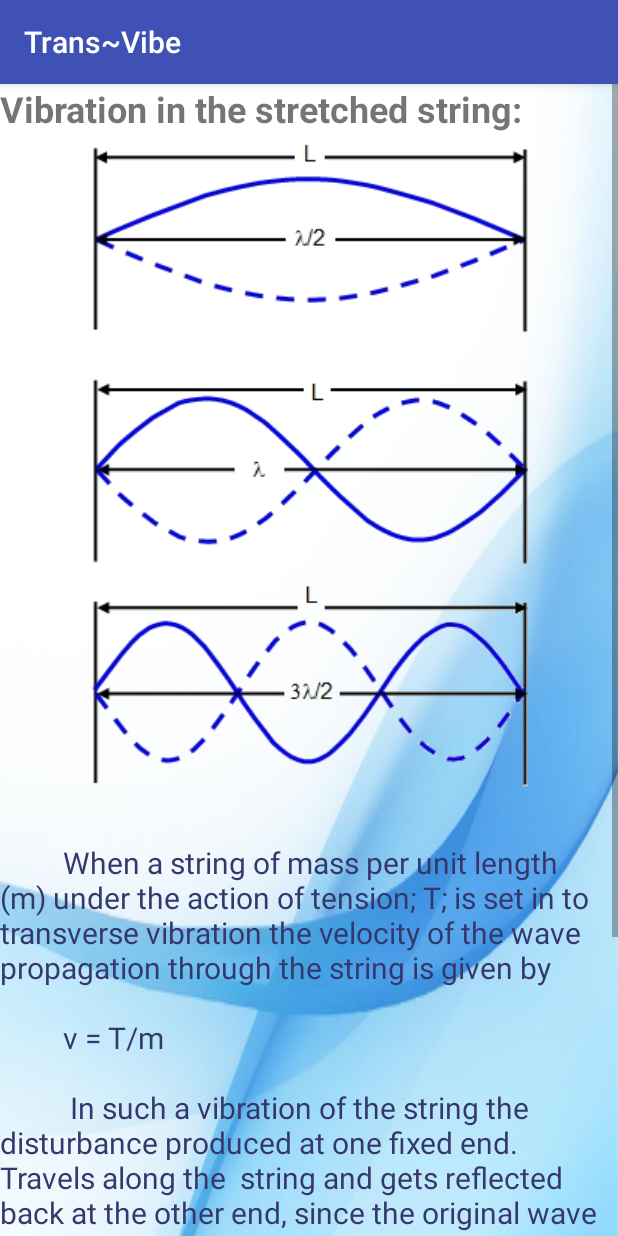
After one commit to sayon794/Trans-Vibe, an Android app: the Theory screen opened directly, with no data from a screen before it, on a phone screen of 412 x 824 dp. The commit adds this screen. Run offline under Robolectric (Android 15) with nearby library versions, the phone set to English and light mode, and no system bars; Roboto replaces fonts that are not available here.

Commit message:
Added theory, a bit change in the animation (added instructions there). Maliha's credits on on her hand. She will push it later.

```diff
--- a/app/src/main/AndroidManifest.xml
+++ b/app/src/main/AndroidManifest.xml
@@ -19,7 +19,9 @@
         <activity
             android:name=".input"
             android:label="@string/title_activity_input"
-            android:theme="@style/AppTheme.NoActionBar"></activity>
+            android:theme="@style/AppTheme.NoActionBar" />
+        <activity android:name=".credits" />
+        <activity android:name=".Theory"></activity>
     </application>
 
 </manifest>
--- /dev/null
+++ b/app/src/main/java/team15/com/transvibe/Theory.java
@@ -0,0 +1,13 @@
+package team15.com.transvibe;
+
+import android.support.v7.app.AppCompatActivity;
+import android.os.Bundle;
+
+public class Theory extends AppCompatActivity {
+
+    @Override
+    protected void onCreate(Bundle savedInstanceState) {
+        super.onCreate(savedInstanceState);
+        setContentView(R.layout.activity_theory);
+    }
+}
--- a/app/src/main/res/layout/activity_main.xml
+++ b/app/src/main/res/layout/activity_main.xml
@@ -58,7 +58,8 @@
                 android:background="#76B6F6"
                 android:typeface="serif"
                 android:textSize="33dp"
-                android:textColor="#35386d" />
+                android:textColor="#35386d"
+                android:onClick="onClickTheory"/>
         </TableRow>
         <TableRow
             android:layout_weight="1"
@@ -75,7 +76,8 @@
                 android:textSize="33dp"
                 android:elegantTextHeight="false"
                 android:typeface="serif"
-                android:textColor="#35386d" />
+                android:textColor="#35386d"
+                android:onClick="onClickCredits"/>
         </TableRow>
     </TableLayout>
 </RelativeLayout>
--- /dev/null
+++ b/app/src/main/res/layout/activity_theory.xml
@@ -0,0 +1,57 @@
+<?xml version="1.0" encoding="utf-8"?>
+<RelativeLayout xmlns:android="http://schemas.android.com/apk/res/android"
+    xmlns:tools="http://schemas.android.com/tools"
+    android:layout_width="match_parent"
+    android:layout_height="match_parent"
+
+    tools:context="team15.com.transvibe.Theory">
+<ScrollView
+    android:layout_width="match_parent"
+    android:layout_height="match_parent"
+    android:background="@drawable/back">
+
+    <LinearLayout
+        android:layout_width="match_parent"
+        android:layout_height="match_parent"
+        android:orientation="vertical">
+        <TextView
+
+            android:layout_width="match_parent"
+            android:layout_height="match_parent"
+            android:textStyle="bold"
+            android:textSize="24dp"
+            android:text="Vibration in the stretched string:"/>
+        <ImageView
+            android:layout_width="match_parent"
+            android:layout_height="match_parent"
+            android:src="@drawable/vibrationinthestretchedstring"
+            />
+        <TextView
+            android:layout_width="match_parent"
+            android:layout_height="match_parent"
+            android:textSize="20dp"
+            android:textColor="#35386d"
+
+            android:text="\n
+        When a string of mass per unit length (m) under the action of tension; T; is set in to transverse vibration the velocity of the wave propagation through the string is given by\n\n
+        v = T/m\n\n
+
+        In such a vibration of the string the disturbance produced at one fixed end. Travels along the  string and gets reflected back at the other end, since the original wave and reflect wave have the same frequency and amplitude, they superimpose to produce stationary transverse wave.
+        "
+        />
+        <TextView
+            android:layout_width="match_parent"
+            android:layout_height="match_parent"
+            android:textStyle="bold"
+            android:textSize="24dp"
+            android:text="Laws of transverse vibration of a string:"/>
+        <ImageView
+            android:layout_width="match_parent"
+            android:layout_height="match_parent"
+            android:src="@drawable/lawsofvibration"
+            />
+
+    </LinearLayout>
+
+</ScrollView>
+</RelativeLayout>
--- a/app/src/main/res/values/colors.xml
+++ b/app/src/main/res/values/colors.xml
@@ -5,5 +5,6 @@
     <color name="colorAccent">#FF4081</color>
     <color name="black">#000000</color>
     <color name="white">#FFFFFF</color>
+    <color name="cyan">#00A2EA</color>
 
 </resources>
```
Also changed, not shown: app/src/main/java/team15/com/transvibe/DrawingThread.java (+16 -6 lines), app/src/main/java/team15/com/transvibe/MainActivity.java (+8 -0 lines), app/src/main/java/team15/com/transvibe/WaveActivity.java (+1 -35 lines), app/src/main/java/team15/com/transvibe/WaveView.java (+1 -22 lines), app/src/main/java/team15/com/transvibe/credits.java (added, +40 -0 lines), app/src/main/res/layout/activity_credits.xml (added, +18 -0 lines), app/src/main/res/layout/activity_wave.xml (+0 -22 lines), app/src/main/res/drawable/lawsofvibration.png (added), app/src/main/res/drawable/standingwaveanim.gif (added), app/src/main/res/drawable/vibrationinthestretchedstring.png (added), app/src/main/res/lawsofvibration.jpg (added), app/src/main/res/vibrationinthestretchedstring.jpg (added).
